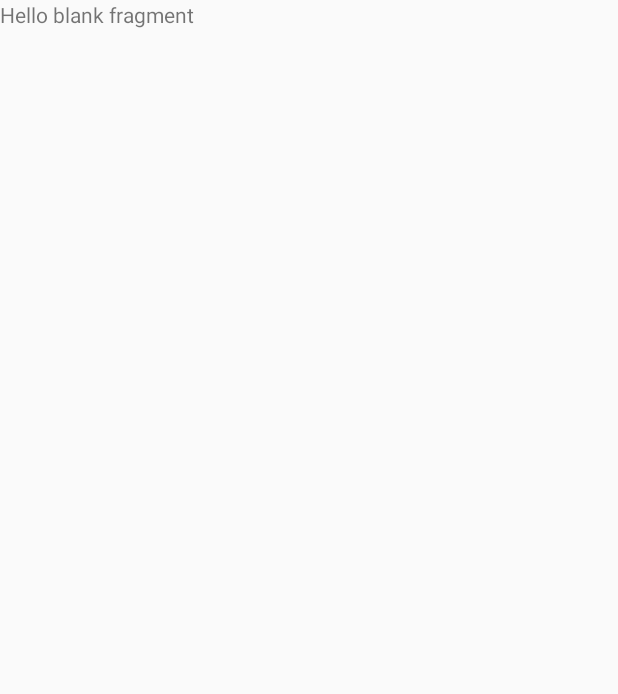
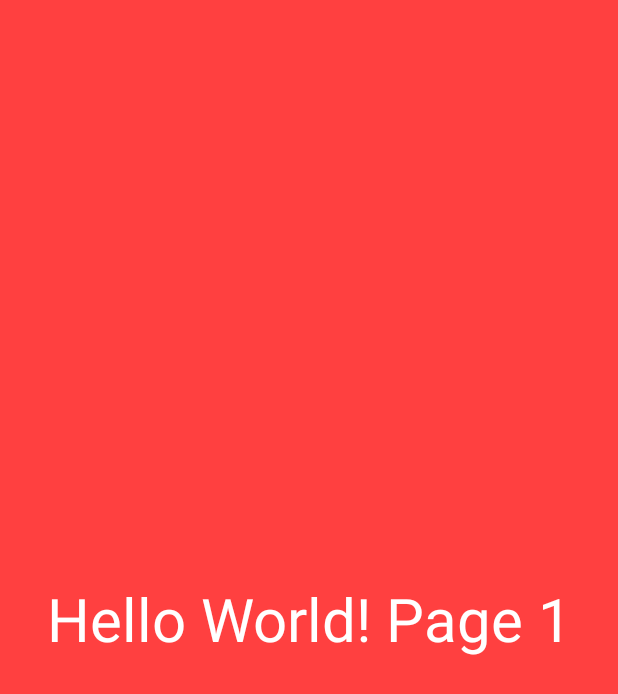
Before and after one commit to Petiazediter/ScoreboardPublic, an Android app: the HomeFragment screen opened through its navigation route, on a phone screen of 412 x 824 dp. Before the commit the part shown is almost empty. Shown: the top 694 px of the screen. Run offline under Robolectric (Android 15) with nearby library versions, the phone set to English and light mode, and no system bars; our stand-ins replace ButterKnife.

Commit message:
HomeFragment screen added

```diff
--- a/ScoreBoard/app/src/main/java/com/codecool/scoreboard/welcome_page/HomeFragment.java
+++ b/ScoreBoard/app/src/main/java/com/codecool/scoreboard/welcome_page/HomeFragment.java
@@ -3,19 +3,47 @@ package com.codecool.scoreboard.welcome_page;
 import android.os.Bundle;
 
 import androidx.fragment.app.Fragment;
+import androidx.fragment.app.FragmentStatePagerAdapter;
+import androidx.viewpager.widget.PagerAdapter;
+import androidx.viewpager.widget.ViewPager;
+import androidx.viewpager2.widget.ViewPager2;
 
 import android.view.LayoutInflater;
 import android.view.View;
 import android.view.ViewGroup;
 
 import com.codecool.scoreboard.R;
+import com.codecool.scoreboard.SlideAdapter;
+import com.codecool.scoreboard.fragments.Fragment1;
+import com.codecool.scoreboard.fragments.Fragment2;
+
+import java.util.ArrayList;
+import java.util.List;
+
+import butterknife.BindView;
+import butterknife.ButterKnife;
 
 public class HomeFragment extends Fragment {
 
+    @BindView(R.id.main_viewpager)
+    ViewPager viewPager;
+
+    PagerAdapter pagerAdapter;
+
     @Override
-    public View onCreateView(LayoutInflater inflater, ViewGroup container,
-                             Bundle savedInstanceState) {
-        // Inflate the layout for this fragment
-        return inflater.inflate(R.layout.fragment_home, container, false);
+    public View onCreateView(LayoutInflater inflater, ViewGroup container, Bundle savedInstanceState)
+    {
+
+        View view = inflater.inflate(R.layout.fragment_home, container, false);
+        ButterKnife.bind(this,view);
+
+         List<Fragment> fragmentList = new ArrayList<>();
+         fragmentList.add(new Fragment1());
+         fragmentList.add(new Fragment2());
+
+        pagerAdapter = new SlideAdapter(requireActivity().getSupportFragmentManager(), FragmentStatePagerAdapter.BEHAVIOR_RESUME_ONLY_CURRENT_FRAGMENT, fragmentList);
+        viewPager.setAdapter(pagerAdapter);
+
+        return view;
     }
 }
--- a/ScoreBoard/app/src/main/res/layout/fragment_home.xml
+++ b/ScoreBoard/app/src/main/res/layout/fragment_home.xml
@@ -1,14 +1,17 @@
 <?xml version="1.0" encoding="utf-8"?>
-<FrameLayout xmlns:android="http://schemas.android.com/apk/res/android"
+<androidx.constraintlayout.widget.ConstraintLayout xmlns:android="http://schemas.android.com/apk/res/android"
     xmlns:tools="http://schemas.android.com/tools"
     android:layout_width="match_parent"
     android:layout_height="match_parent"
+    xmlns:app="http://schemas.android.com/apk/res-auto"
     tools:context=".welcome_page.HomeFragment">
 
-    <!-- TODO: Update blank fragment layout -->
-    <TextView
+    <androidx.viewpager.widget.ViewPager
+        android:id="@+id/main_viewpager"
         android:layout_width="match_parent"
         android:layout_height="match_parent"
-        android:text="@string/hello_blank_fragment" />
+        app:layout_constraintTop_toTopOf="parent"
+        app:layout_constraintLeft_toLeftOf="parent"
+        />
 
-</FrameLayout>
+</androidx.constraintlayout.widget.ConstraintLayout>
```
